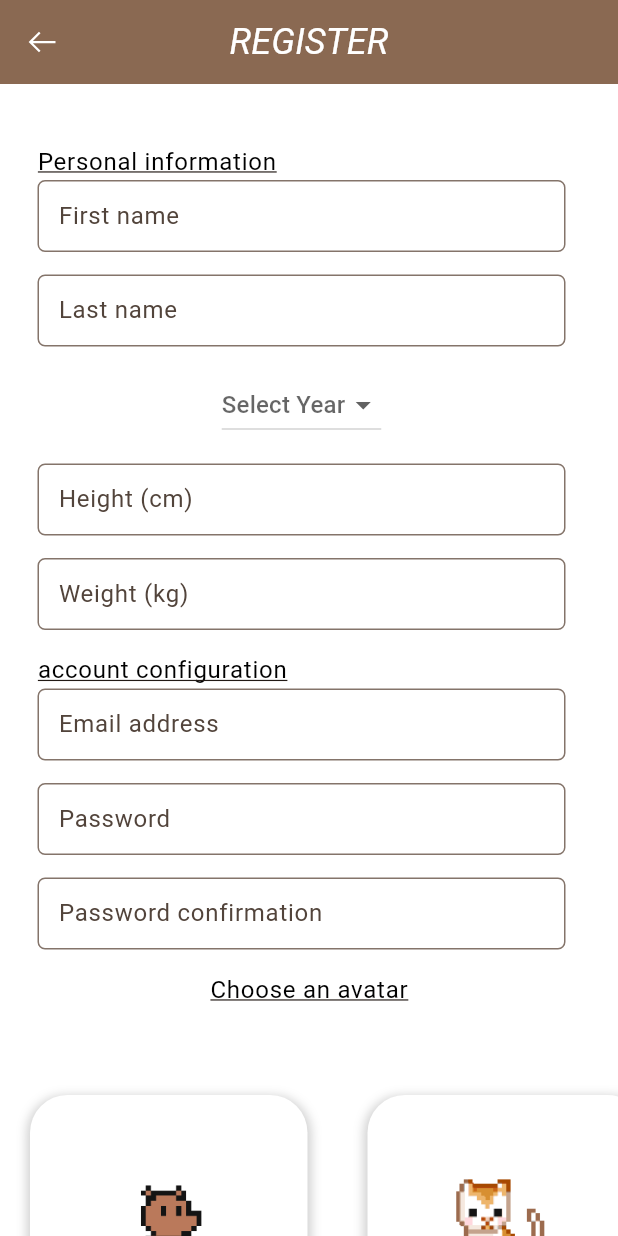
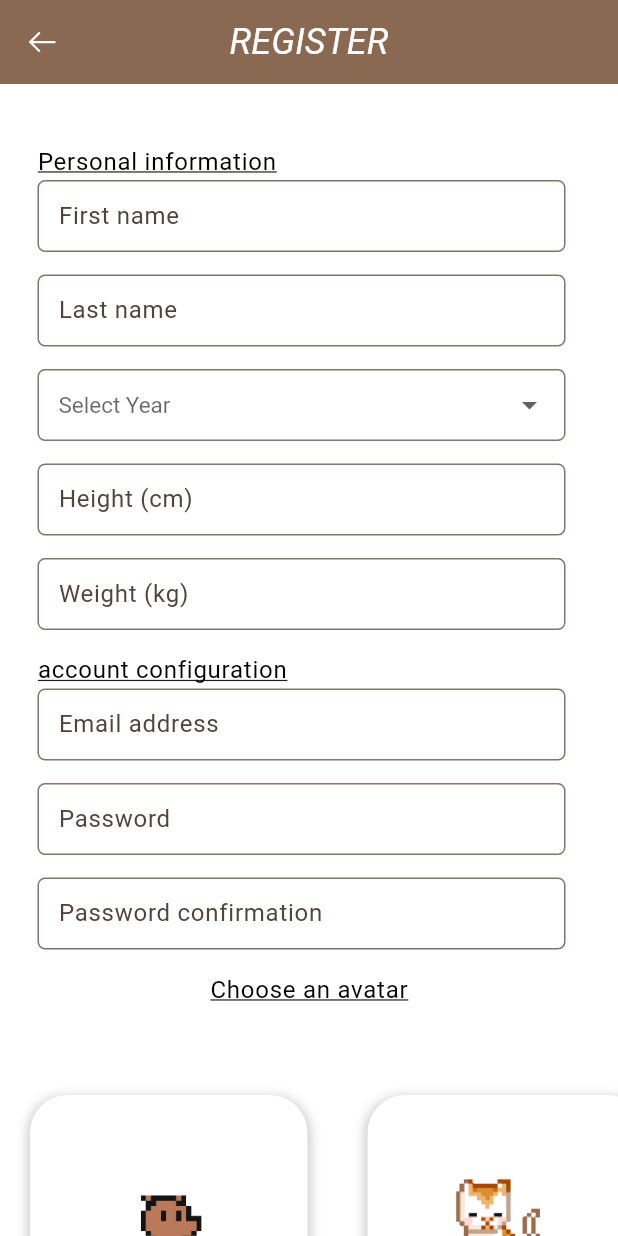
Before and after one commit to Hackathon2024v2/frontend, a Flutter app: the Register screen opened directly, on a phone screen of 412 x 824 dp. Run offline on Flutter 3.47's test engine with Material 3 defaults, Android fonts, the phone set to English and light mode, and no system bars; our stand-ins replace get, iconsax, line_awesome_flutter, smooth_page_indicator, supabase_flutter; accounts and stored records are empty.

Commit message:
update year of birth at register page commit

```diff
--- a/lib/pages/register.dart
+++ b/lib/pages/register.dart
@@ -34,9 +34,9 @@ class _RegisterState extends State<Register> {
   bool isTapped = false;
 
   final List<int> years = List<int>.generate(
-    DateTime.now().year - 1900 + 1,
-        (index) => DateTime.now().year - index,
-  ); // Generates years from currentYear to 1900.
+    DateTime.now().year - 1900 - 18 + 1, // From (currentYear - 18) to 1900
+        (index) => DateTime.now().year - 18 - index,
+  );
 
   final TextEditingController _emailController = TextEditingController();
   final TextEditingController _passwordController = TextEditingController();
@@ -127,14 +127,23 @@ class _RegisterState extends State<Register> {
             ),
 
             const SizedBox(height: 15),
-            Container(
+            Padding(
                 padding: const EdgeInsets.fromLTRB(25, 0, 35, 0),
-                decoration: BoxDecoration(
-                  color: Colors.white,
-                  borderRadius: BorderRadius.circular(5),
-                ),
-                child: DropdownButton<int>(
+                child: DropdownButtonFormField<int>(
                   hint: const Text('Select Year'),
+                  decoration: InputDecoration(
+                    border: OutlineInputBorder(
+                      borderSide: const BorderSide(color: Colors.black, width: 0.5),
+                      borderRadius: BorderRadius.circular(5),
+                    ),
+                    contentPadding: const EdgeInsets.only(left: 10),
+                  ),
+
+                  style: TextStyle(
+                    fontSize: 15,
+                    color: Colors.grey.withOpacity(0.7),
+                  ),
+
                   value: _selectedYear,
                   items: years.map((year) {
                     return DropdownMenuItem<int>(
```
